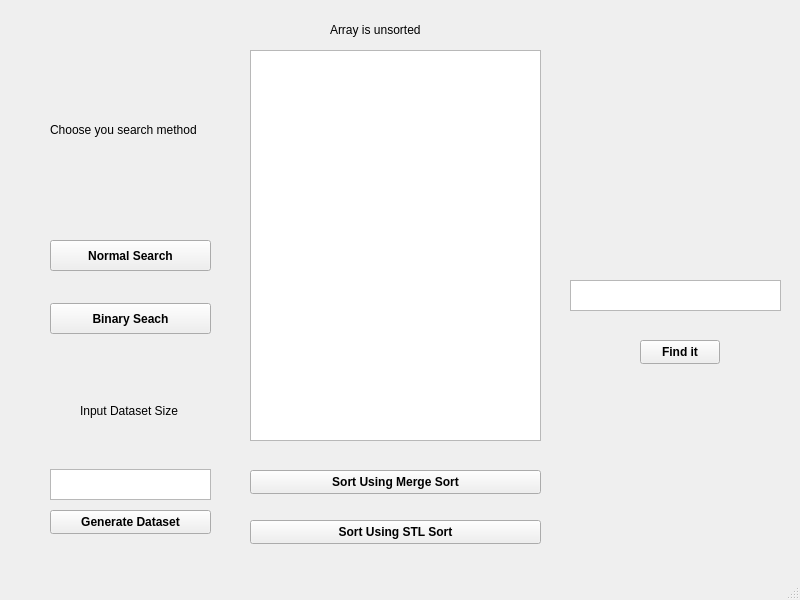
khalilbrikTN/Sorting_App, file mainwindow.ui: the form before one commit.
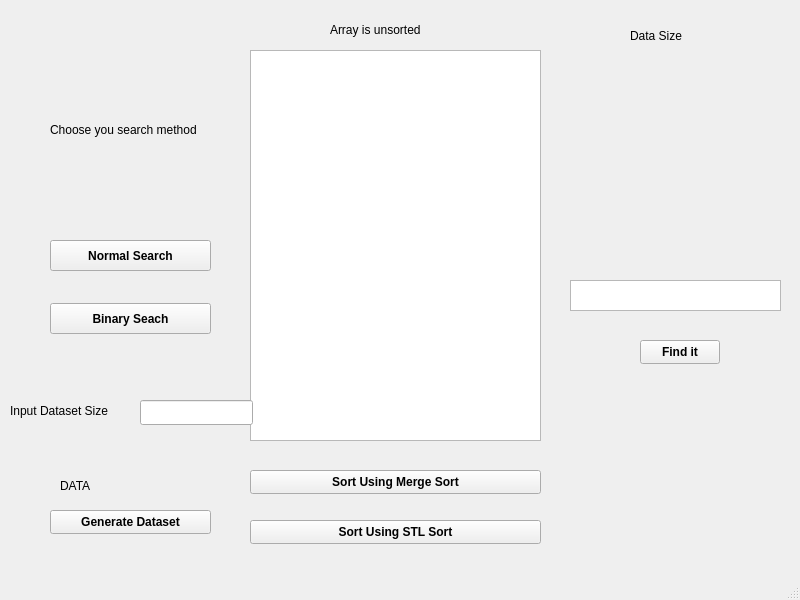
The form after the commit.

Diff of the .ui file:
```diff
--- a/mainwindow.ui
+++ b/mainwindow.ui
@@ -56,16 +56,6 @@
      <string>Generate Dataset</string>
     </property>
    </widget>
-   <widget class="QTextEdit" name="textEdit">
-    <property name="geometry">
-     <rect>
-      <x>50</x>
-      <y>469</y>
-      <width>161</width>
-      <height>31</height>
-     </rect>
-    </property>
-   </widget>
    <widget class="QLabel" name="label">
     <property name="geometry">
      <rect>
@@ -131,8 +121,8 @@
    <widget class="QLabel" name="DatasetSize">
     <property name="geometry">
      <rect>
-      <x>590</x>
-      <y>50</y>
+      <x>580</x>
+      <y>80</y>
       <width>151</width>
       <height>31</height>
      </rect>
@@ -167,9 +157,9 @@
    <widget class="QLabel" name="label_4">
     <property name="geometry">
      <rect>
-      <x>80</x>
+      <x>10</x>
       <y>400</y>
-      <width>111</width>
+      <width>131</width>
       <height>21</height>
      </rect>
     </property>
@@ -193,8 +183,8 @@
    <widget class="QLabel" name="sortingAlgorithm">
     <property name="geometry">
      <rect>
-      <x>600</x>
-      <y>160</y>
+      <x>590</x>
+      <y>100</y>
       <width>151</width>
       <height>31</height>
      </rect>
@@ -203,6 +193,42 @@
      <string/>
     </property>
    </widget>
+   <widget class="QLabel" name="data">
+    <property name="geometry">
+     <rect>
+      <x>60</x>
+      <y>470</y>
+      <width>151</width>
+      <height>31</height>
+     </rect>
+    </property>
+    <property name="text">
+     <string>DATA</string>
+    </property>
+   </widget>
+   <widget class="QLineEdit" name="size">
+    <property name="geometry">
+     <rect>
+      <x>140</x>
+      <y>400</y>
+      <width>113</width>
+      <height>25</height>
+     </rect>
+    </property>
+   </widget>
+   <widget class="QLabel" name="label_3">
+    <property name="geometry">
+     <rect>
+      <x>630</x>
+      <y>20</y>
+      <width>81</width>
+      <height>31</height>
+     </rect>
+    </property>
+    <property name="text">
+     <string>Data Size</string>
+    </property>
+   </widget>
   </widget>
   <widget class="QMenuBar" name="menubar">
    <property name="geometry">
```
Left out of the diff: 4 changed lines with no effect on the pictures.
